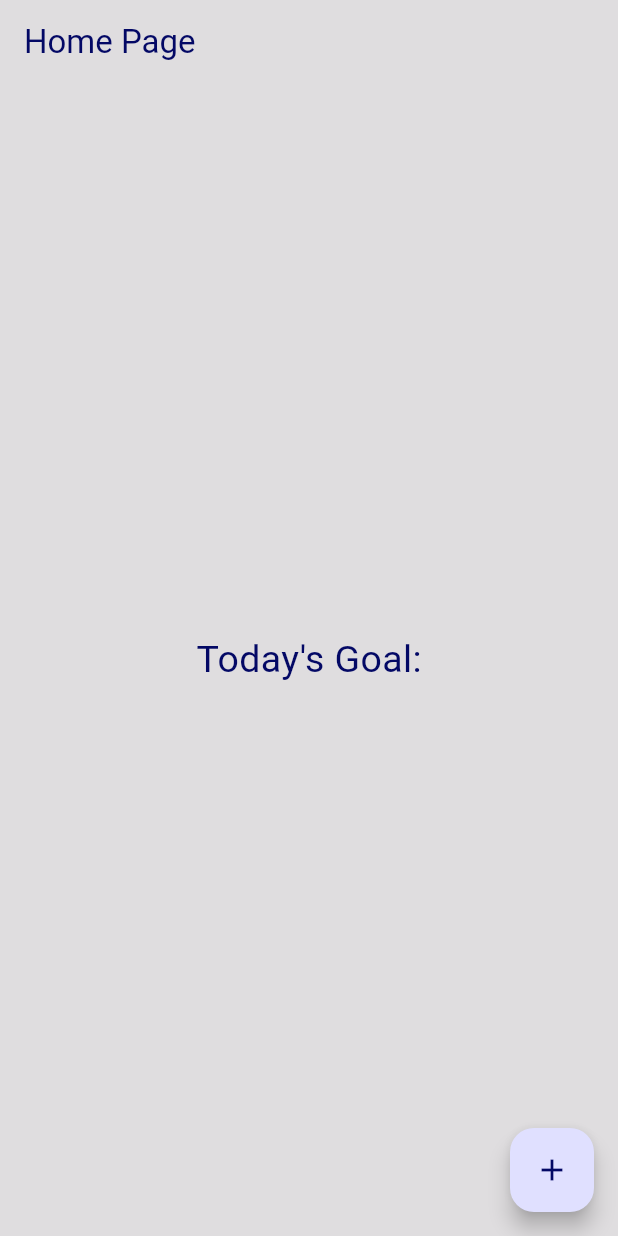
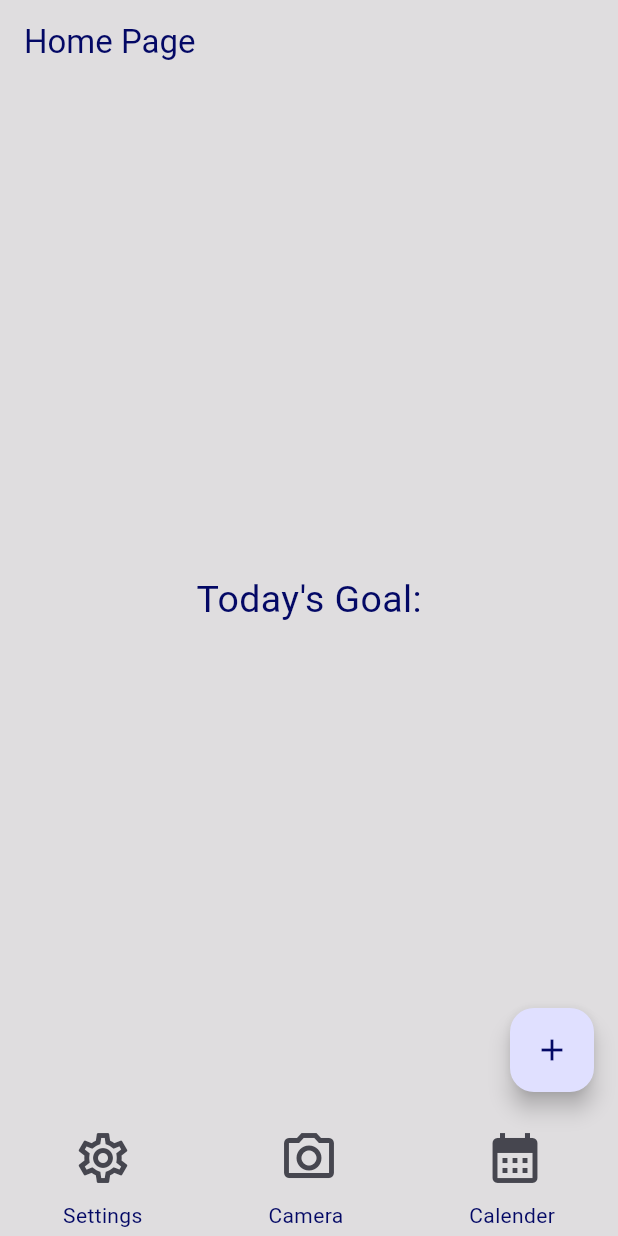
Before and after one commit to LowerCaseL084/CaloriesTrackerFlutter, a Flutter app: the screen it shows after launch, on a phone screen of 412 x 824 dp. Run offline on Flutter 3.47's test engine with Material 2 defaults, Android fonts, the phone set to English and light mode, and no system bars; our stand-ins replace shared_preferences.

Commit message:
NavigationBar + Fixed Errors

```diff
--- a/lib/main.dart
+++ b/lib/main.dart
@@ -19,13 +19,18 @@ class CaloriesApp extends StatelessWidget {
         home: const CaloriesHomePage(title: 'Home Page'),
         initialRoute: '/',
         routes: {
-        '/settings' :(context) => const CaloriesSettingsPage(title: "Settings"),
-        '/settings/user_settings' :(context) => const CaloriesUserSettingsPage(title: "User Settings"),
-        '/settings/goal_settings' :(context) => const CaloriesGoalSettingsPage(title: "Goal Settings"),
-        '/settings/allergies_list' :(context) => const CaloriesAllergiesListPage(title: "Allergies"),
-        '/settings/application_settings' :(context) => const CaloriesApplicationSettingsPage(title: "Application Settings"),
-      }
-    );
+          '/settings': (context) =>
+              const CaloriesSettingsPage(title: "Settings"),
+          '/settings/user_settings': (context) =>
+              const CaloriesUserSettingsPage(title: "User Settings"),
+          '/settings/goal_settings': (context) =>
+              const CaloriesGoalSettingsPage(title: "Goal Settings"),
+          '/settings/allergies_list': (context) =>
+              const CaloriesAllergiesListPage(title: "Allergies"),
+          '/settings/application_settings': (context) =>
+              const CaloriesApplicationSettingsPage(
+                  title: "Application Settings"),
+        });
   }
 }
 
@@ -39,7 +44,6 @@ class CaloriesHomePage extends StatefulWidget {
 }
 
 class _CaloriesHomePageState extends State<CaloriesHomePage> {
-
   @override
   Widget build(BuildContext context) {
     return Scaffold(
@@ -62,8 +66,60 @@ class _CaloriesHomePageState extends State<CaloriesHomePage> {
           ],
         ),
       ),
+      bottomNavigationBar: Container(
+        height: 80,
+        decoration: const BoxDecoration(
+          borderRadius: BorderRadius.only(
+            topLeft: Radius.circular(20),
+            topRight: Radius.circular(20),
+          ),
+        ),
+        child: Column(children: [
+          Row(
+            mainAxisAlignment: MainAxisAlignment.spaceAround,
+            children: [
+              IconButton(
+                enableFeedback: false,
+                onPressed: () {
+                  Navigator.pushNamed(context, '/settings');
+                },
+                icon: const Icon(
+                  Icons.settings_outlined,
+                  size: 40,
+                ),
+              ),
+              IconButton(
+                enableFeedback: false,
+                onPressed: () {},
+                icon: const Icon(
+                  Icons.camera_alt_outlined,
+                  size: 40,
+                ),
+              ),
+              IconButton(
+                enableFeedback: false,
+                onPressed: () {},
+                icon: const Icon(
+                  Icons.calendar_month,
+                  size: 40,
+                ),
+              ),
+            ],
+          ),
+          Row(
+            mainAxisAlignment: MainAxisAlignment.spaceAround,
+            children: [
+              Text('Settings'),
+              Text('Camera'),
+              Text('Calender'),
+            ],
+          )
+        ]),
+      ),
       floatingActionButton: FloatingActionButton(
-        onPressed: () {Navigator.pushNamed(context, '/settings');},
+        onPressed: () {
+          Navigator.pushNamed(context, '/settings');
+        },
         tooltip: 'Settings',
         child: const Icon(Icons.add),
       ),
```
Also changed, not shown: lib/settings.dart (+37 -37 lines). Lines whose indentation alone changed are shown as unchanged.
